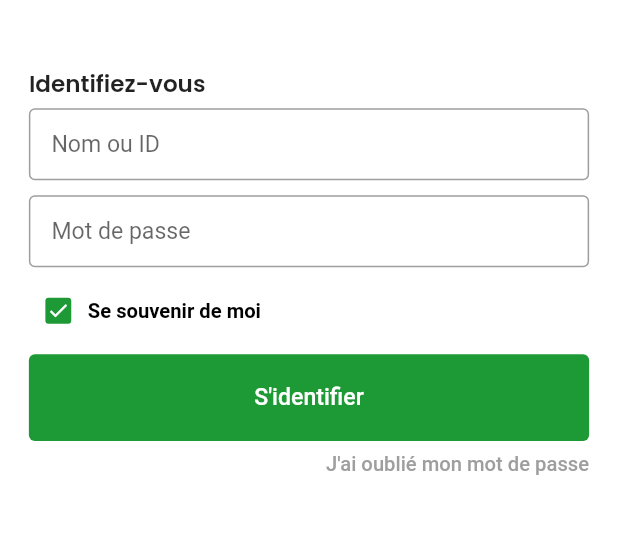
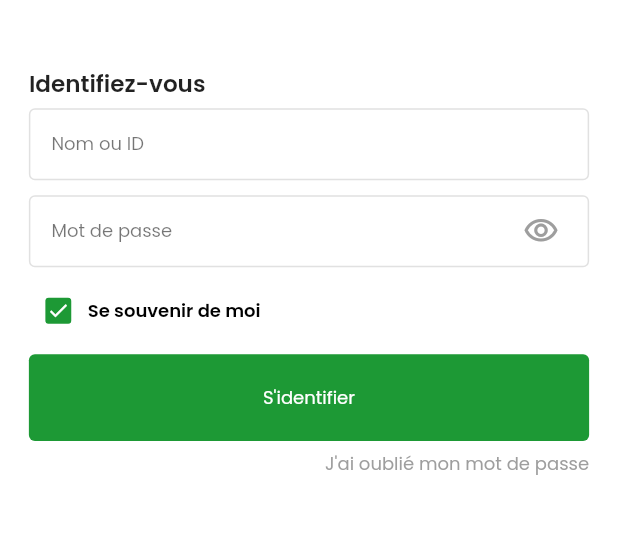
Before and after one commit to safidy1863/Ny-sekoliko, a Flutter app: the screen it shows after launch, after a tap on "S'identifier", on a phone screen of 412 x 824 dp, the part 304-838 px from its top. Run offline on Flutter 3.47's test engine with Material 2 defaults, Android fonts, the phone set to English and light mode, and no system bars; drawn by our look-alikes of getwidget; our stand-ins replace flutter_screenutil, form_validator, go_router, google_fonts; missing offline and left inert: qr_code_scanner.

```diff
--- a/mobile/lib/core/presentation/widgets/custom_textfield.dart
+++ b/mobile/lib/core/presentation/widgets/custom_textfield.dart
@@ -1,27 +1,59 @@
 import 'package:flutter/material.dart';
 import 'package:flutter_screenutil/flutter_screenutil.dart';
+import 'package:mobile/core/utils/constants/app_color.dart';
 
 class CustomTextField extends StatelessWidget {
-  const CustomTextField({super.key,required this.hintText, this.isPassword = false});
+  const CustomTextField({
+    super.key,
+    required this.hintText,
+    this.isPassword = false,
+    this.validator,
+    this.controller,
+    this.suffixIcon,
+    this.textInputType = TextInputType.text,
+  });
 
   final String hintText;
   final bool isPassword;
+  final TextEditingController? controller;
+  final String? Function(String?)? validator;
+  final TextInputType textInputType;
+  final Widget? suffixIcon;
 
   @override
   Widget build(BuildContext context) {
     return Container(
       margin: const EdgeInsets.symmetric(vertical: 5),
-      child: TextField(
+      child: TextFormField(
+        controller: controller,
         obscureText: isPassword,
+        validator: validator,
+        keyboardType: textInputType,
+        style: Theme.of(context).textTheme.bodySmall?.copyWith(
+              color: Colors.black,
+            ),
         decoration: InputDecoration(
           hintText: hintText,
-          border: const OutlineInputBorder(),
-          contentPadding: EdgeInsets.symmetric(vertical:8.h, horizontal: 15),
-          hintStyle: TextStyle(
-            fontSize: 16.sp
-          )
-          )
+          enabledBorder: const OutlineInputBorder(
+            borderSide: BorderSide(color: AppColor.grayPrimary),
+          ),
+          errorBorder: OutlineInputBorder(
+            borderSide: BorderSide(color: AppColor.redPrimary.withOpacity(0.3)),
+          ),
+          errorStyle: Theme.of(context).textTheme.bodySmall?.copyWith(
+                color: AppColor.redPrimary.withOpacity(0.5),
+              ),
+          focusedErrorBorder: const OutlineInputBorder(
+            borderSide: BorderSide(color: AppColor.grayPrimary),
+          ),
+          focusedBorder: const OutlineInputBorder(
+            borderSide: BorderSide(color: Colors.grey),
+          ),
+          contentPadding: EdgeInsets.symmetric(vertical: 8.h, horizontal: 15),
+          hintStyle: Theme.of(context).textTheme.bodySmall,
+          suffixIcon: suffixIcon,
         ),
+      ),
     );
   }
 }
--- /dev/null
+++ b/mobile/lib/core/utils/validation/ValidationForm.dart
@@ -0,0 +1,31 @@
+import 'package:form_validator/form_validator.dart';
+
+class ValidationForm extends FormValidatorLocale {
+  @override
+  String email(String v) => 'Email invalide';
+
+  @override
+  String ip(String v) => 'Adresse IP invalide';
+
+  @override
+  String ipv6(String v) => 'Invalide IPv6';
+
+  @override
+  String maxLength(String v, int n) => 'La longueur du texte ne doit pas dépasser de $n caractères';
+
+  @override
+  String minLength(String v, int n) => 'Le champ doit contenir au moins $n caractères';
+
+  @override
+  String name() => 'Nom invalide';
+
+  @override
+  String phoneNumber(String v) => 'Numéro de téléphone invalide';
+
+  @override
+  String required() => 'Le champ ne doit pas être vide';
+
+  @override
+  String url(String v) => 'Le lien que vous avez saisi est invalide';
+
+}
--- a/mobile/lib/features/login/presentation/identification_screen.dart
+++ b/mobile/lib/features/login/presentation/identification_screen.dart
@@ -1,10 +1,13 @@
 import 'package:flutter/material.dart';
 import 'package:flutter_screenutil/flutter_screenutil.dart';
+import 'package:form_validator/form_validator.dart';
 import 'package:getwidget/components/checkbox/gf_checkbox.dart';
 import 'package:getwidget/getwidget.dart';
+
 import 'package:mobile/core/presentation/widgets/custom_button.dart';
 import 'package:mobile/core/presentation/widgets/custom_textfield.dart';
 import 'package:mobile/core/utils/constants/app_color.dart';
+import 'package:mobile/core/utils/validation/ValidationForm.dart';
 
 class IdentificationScreen extends StatefulWidget {
   const IdentificationScreen({Key? key}) : super(key: key);
@@ -15,6 +18,24 @@ class IdentificationScreen extends StatefulWidget {
 
 class _IdentificationScreenState extends State<IdentificationScreen> {
   bool isChecked = true;
+  bool showPassword = false;
+  late TextEditingController nameInput;
+  late TextEditingController passwordInput;
+  final _formKey = GlobalKey<FormState>();
+
+  @override
+  void initState() {
+    nameInput = TextEditingController();
+    passwordInput = TextEditingController();
+    super.initState();
+  }
+
+  @override
+  void dispose() {
+    nameInput.dispose();
+    passwordInput.dispose();
+    super.dispose();
+  }
 
   @override
   Widget build(BuildContext context) {
@@ -44,8 +65,45 @@ class _IdentificationScreenState extends State<IdentificationScreen> {
                 fontSize: 16.sp,
               ),
             ),
-            const CustomTextField(hintText: "Nom ou ID"),
-            const CustomTextField(hintText: "Mot de passe"),
+            Form(
+              key: _formKey,
+              child: Column(
+                children: [
+                  CustomTextField(
+                    hintText: "Nom ou ID",
+                    controller: nameInput,
+                    validator: ValidationBuilder(locale: ValidationForm())
+                        .required()
+                        .maxLength(50)
+                        .build(),
+                  ),
+                  CustomTextField(
+                    hintText: "Mot de passe",
+                    controller: passwordInput,
+                    isPassword: !showPassword,
+                    textInputType: TextInputType.visiblePassword,
+                    validator: ValidationBuilder(locale: ValidationForm())
+                        .required()
+                        .maxLength(50)
+                        .build(),
+                    suffixIcon: TextButton(
+                        style: const ButtonStyle(
+                          overlayColor: MaterialStatePropertyAll<Color>(
+                              Colors.transparent),
+                        ),
+                        onPressed: () => setState(() {
+                              showPassword = !showPassword;
+                            }),
+                        child: Icon(
+                          !showPassword
+                              ? Icons.visibility_outlined
+                              : Icons.visibility_off_outlined,
+                          color: Colors.grey,
+                        )),
+                  ),
+                ],
+              ),
+            ),
             Row(
               mainAxisAlignment: MainAxisAlignment.start,
               children: [
@@ -67,11 +125,10 @@ class _IdentificationScreenState extends State<IdentificationScreen> {
                   ),
                   child: Text(
                     "Se souvenir de moi",
-                    style: TextStyle(
-                      fontWeight: FontWeight.w600,
-                      fontSize: 14.sp,
-                      color: Colors.black,
-                    ),
+                    style: Theme.of(context).textTheme.bodySmall?.copyWith(
+                          fontWeight: FontWeight.w600,
+                          color: Colors.black,
+                        ),
                   ),
                 )
               ],
@@ -79,12 +136,16 @@ class _IdentificationScreenState extends State<IdentificationScreen> {
             CustomButton(
                 label: Text(
                   "S'identifier",
-                  style: TextStyle(
-                    color: Colors.white,
-                    fontSize: 16.sp,
-                  ),
+                  style: Theme.of(context)
+                      .textTheme
+                      .bodySmall
+                      ?.copyWith(color: Colors.white),
                 ),
-                onPressed: () {}),
+                onPressed: () {
+                  if(_formKey.currentState!.validate()) {
+                    print("FOrm validé");
+                  }
+                }),
             SizedBox(
               height: 20,
               child: TextButton(
@@ -99,7 +160,10 @@ class _IdentificationScreenState extends State<IdentificationScreen> {
                   children: [
                     Text(
                       "J'ai oublié mon mot de passe",
-                      style: TextStyle(fontSize: 14.sp, color: Colors.grey),
+                      style: Theme.of(context)
+                          .textTheme
+                          .bodySmall
+                          ?.copyWith(color: Colors.grey),
                     ),
                   ],
                 ),
--- a/mobile/lib/features/login/presentation/login_screen.dart
+++ b/mobile/lib/features/login/presentation/login_screen.dart
@@ -31,14 +31,16 @@ class LoginScreen extends StatelessWidget {
           ),
           Text(
             "Bienvenue sur",
-            style: TextStyle(fontSize: 16.sp, color: AppColor.greenPrimary),
+            style: Theme.of(context).textTheme.bodyMedium?.copyWith(
+              color: AppColor.greenPrimary,
+            ),
           ),
           Text(
             "Ny Sekoliko",
-            style: TextStyle(
-                fontSize: 36.sp,
-                fontWeight: FontWeight.w600,
-                color: AppColor.greenPrimary),
+            style: Theme.of(context).textTheme.titleMedium?.copyWith(
+              color: AppColor.greenPrimary,
+              fontSize: 30.0
+            ),
           ),
           SizedBox(
             height: 90.h,
@@ -57,8 +59,7 @@ class LoginScreen extends StatelessWidget {
                 ),
                 Text(
                   "Scanner le QR Code",
-                  style: TextStyle(
-                    fontSize: 16.sp,
+                  style: Theme.of(context).textTheme.bodySmall?.copyWith(
                     color: AppColor.greenPrimary,
                   ),
                 )
@@ -68,7 +69,9 @@ class LoginScreen extends StatelessWidget {
           CustomButton(
               label: Text(
                 "S'identifier",
-                style: TextStyle(color: Colors.white, fontSize: 16.sp),
+                style: Theme.of(context).textTheme.bodySmall?.copyWith(
+                  color: Colors.white,
+                ),
               ),
               onPressed: () {
                 context.push(RoutePath.identification);
--- a/mobile/lib/features/login/presentation/scan_screen.dart
+++ b/mobile/lib/features/login/presentation/scan_screen.dart
@@ -1,14 +1,29 @@
+import 'dart:developer';
+import 'dart:io';
+
 import 'package:flutter/material.dart';
+import 'package:flutter/services.dart';
 import 'package:flutter_screenutil/flutter_screenutil.dart';
+import 'package:go_router/go_router.dart';
+import 'package:qr_code_scanner/qr_code_scanner.dart';
 
 import '/core/utils/constants/app_color.dart';
 
-class ScanScreen extends StatelessWidget {
+class ScanScreen extends StatefulWidget {
   const ScanScreen({Key? key}) : super(key: key);
 
   @override
+  State<ScanScreen> createState() => _ScanScreenState();
+}
+
+class _ScanScreenState extends State<ScanScreen> {
+  final GlobalKey qrKey = GlobalKey(debugLabel: 'QR');
+  Barcode? result ;
+  QRViewController? controller ;
+
+
+  @override
   Widget build(BuildContext context) {
-    final double top = MediaQuery.of(context).size.height - 200.h;
     return Scaffold(
       body: Container(
         child: Stack(
@@ -33,17 +48,22 @@ class ScanScreen extends StatelessWidget {
             Positioned(
               top: 30,
               left: 10.w,
+              child: GestureDetector(
+                onTap: () {
+                  context.pop();
+                },
                 child: Container(
                   width: 25,
                   height: 25,
                   decoration: BoxDecoration(
                       color: Colors.white,
                       borderRadius: BorderRadius.circular(5.r)),
-                child: Center(
+                  child: const Center(
                       child: Icon(
                     Icons.chevron_left,
                     size: 20,
                   )),
+                ),
               ),
             ),
             // Camera
@@ -66,6 +86,7 @@ class ScanScreen extends StatelessWidget {
                           borderRadius: BorderRadius.circular(10.r),
                           color: Colors.white,
                         ),
+
                       ),
                     )
                   ],
@@ -94,8 +115,7 @@ class ScanScreen extends StatelessWidget {
                   ),
                   Text(
                     "Scannez ici pour vous connectez",
-                    style:
-                        TextStyle(fontSize: 16.sp, fontWeight: FontWeight.w600),
+                    style: Theme.of(context).textTheme.bodyLarge,
                   )
                 ],
               ),
@@ -104,5 +124,27 @@ class ScanScreen extends StatelessWidget {
         ),
       ),
     );
+
+  }
+
+  void _onQRViewCreated(QRViewController controller) {
+    this.controller = controller;
+    controller.resumeCamera();
+    log("Hello");
+    controller.scannedDataStream.listen((scanData) {
+      log(scanData.code.toString());
+      HapticFeedback.vibrate();
+      setState(() {
+        result = scanData;
+      });
+    });
+    this.controller!.pauseCamera();
+    this.controller!.resumeCamera();
+  }
+
+  @override
+  void dispose() {
+    controller?.dispose();
+    super.dispose();
   }
 }
--- a/mobile/pubspec.yaml
+++ b/mobile/pubspec.yaml
@@ -18,6 +18,10 @@ dependencies:
   qr_code_scanner: ^1.0.1
   qr_flutter: ^4.1.0
   flutter_native_splash: ^2.2.19
+  form_validator: ^2.1.1
+  flutter_spinkit: ^5.2.0
+  bloc: ^8.1.2
+  flutter_bloc: ^8.1.3
 
 
 dev_dependencies:
```
Also changed, not shown: mobile/pubspec.lock, 4 other files. Lines whose indentation alone changed are shown as unchanged.
